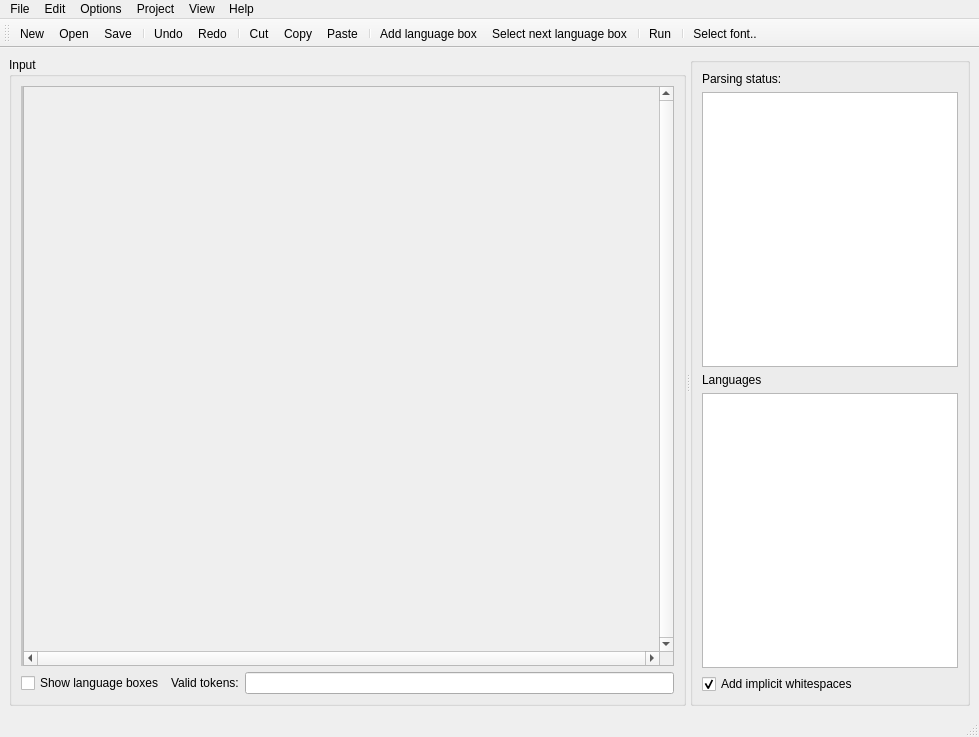
Qt form lib/eco/gui/newgui.ui (softdevteam/eco) before a commit.
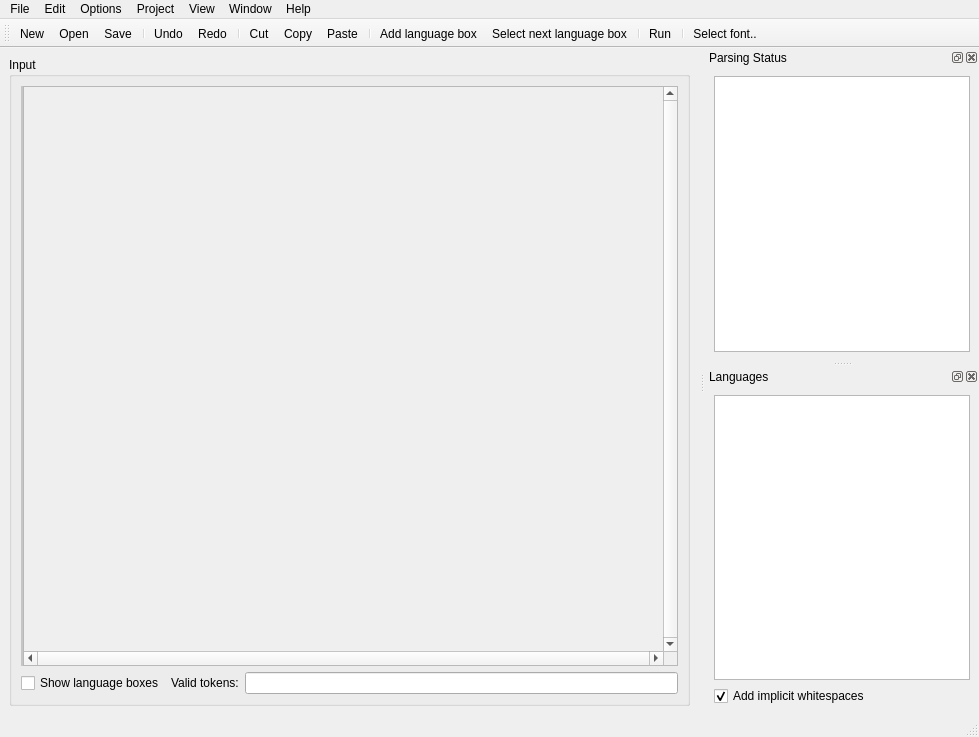
The same form after that commit. Icons and pictures are not drawn. Custom widgets are drawn as their Qt base class.

Commit message: exit; new file; dockable windows

```diff
--- a/lib/eco/gui/newgui.ui
+++ b/lib/eco/gui/newgui.ui
@@ -244,7 +244,7 @@
               <rect>
                <x>0</x>
                <y>0</y>
-               <width>616</width>
+               <width>624</width>
                <height>556</height>
               </rect>
              </property>
@@ -397,75 +397,6 @@
         </item>
        </layout>
       </widget>
-      <widget class="QGroupBox" name="groupBox_3">
-       <property name="sizePolicy">
-        <sizepolicy hsizetype="Preferred" vsizetype="Preferred">
-         <horstretch>0</horstretch>
-         <verstretch>0</verstretch>
-        </sizepolicy>
-       </property>
-       <property name="title">
-        <string/>
-       </property>
-       <layout class="QVBoxLayout" name="verticalLayout">
-        <item>
-         <widget class="QLabel" name="label_3">
-          <property name="sizePolicy">
-           <sizepolicy hsizetype="Minimum" vsizetype="Preferred">
-            <horstretch>0</horstretch>
-            <verstretch>0</verstretch>
-           </sizepolicy>
-          </property>
-          <property name="text">
-           <string>Parsing status:</string>
-          </property>
-         </widget>
-        </item>
-        <item>
-         <widget class="QListWidget" name="list_parsingstatus">
-          <property name="sizePolicy">
-           <sizepolicy hsizetype="Minimum" vsizetype="Expanding">
-            <horstretch>0</horstretch>
-            <verstretch>0</verstretch>
-           </sizepolicy>
-          </property>
-         </widget>
-        </item>
-        <item>
-         <widget class="QLabel" name="label_4">
-          <property name="sizePolicy">
-           <sizepolicy hsizetype="Minimum" vsizetype="Preferred">
-            <horstretch>0</horstretch>
-            <verstretch>0</verstretch>
-           </sizepolicy>
-          </property>
-          <property name="text">
-           <string>Languages</string>
-          </property>
-         </widget>
-        </item>
-        <item>
-         <widget class="QListWidget" name="list_languages">
-          <property name="sizePolicy">
-           <sizepolicy hsizetype="Minimum" vsizetype="Expanding">
-            <horstretch>0</horstretch>
-            <verstretch>0</verstretch>
-           </sizepolicy>
-          </property>
-         </widget>
-        </item>
-        <item>
-         <widget class="QCheckBox" name="cb_add_implicit_ws">
-          <property name="text">
-           <string>Add implicit whitespaces</string>
-          </property>
-          <property name="checked">
-           <bool>true</bool>
-          </property>
-         </widget>
-        </item>
-       </layout>
-      </widget>
      </widget>
     </item>
    </layout>
@@ -530,11 +461,17 @@
     <addaction name="actionAdd_language_box"/>
     <addaction name="actionSelect_next_language_box"/>
    </widget>
+   <widget class="QMenu" name="menuWindow">
+    <property name="title">
+     <string>Window</string>
+    </property>
+   </widget>
    <addaction name="menuFile"/>
    <addaction name="menuEdit"/>
    <addaction name="menuOptions"/>
    <addaction name="menuPoject"/>
    <addaction name="menuView"/>
+   <addaction name="menuWindow"/>
    <addaction name="menuInfo"/>
   </widget>
   <widget class="QStatusBar" name="statusbar"/>
@@ -572,6 +509,60 @@
    <addaction name="separator"/>
    <addaction name="actionSelect_font"/>
   </widget>
+  <widget class="QDockWidget" name="dockWidget_2">
+   <property name="windowTitle">
+    <string>Parsing Status</string>
+   </property>
+   <attribute name="dockWidgetArea">
+    <number>2</number>
+   </attribute>
+   <widget class="QWidget" name="dockWidgetContents_2">
+    <layout class="QHBoxLayout" name="horizontalLayout_5">
+     <item>
+      <widget class="QListWidget" name="list_parsingstatus">
+       <property name="sizePolicy">
+        <sizepolicy hsizetype="Minimum" vsizetype="Expanding">
+         <horstretch>0</horstretch>
+         <verstretch>0</verstretch>
+        </sizepolicy>
+       </property>
+      </widget>
+     </item>
+    </layout>
+   </widget>
+  </widget>
+  <widget class="QDockWidget" name="dockWidget_3">
+   <property name="windowTitle">
+    <string>Languages</string>
+   </property>
+   <attribute name="dockWidgetArea">
+    <number>2</number>
+   </attribute>
+   <widget class="QWidget" name="dockWidgetContents_3">
+    <layout class="QVBoxLayout" name="verticalLayout_3">
+     <item>
+      <widget class="QListWidget" name="list_languages">
+       <property name="sizePolicy">
+        <sizepolicy hsizetype="Minimum" vsizetype="Expanding">
+         <horstretch>0</horstretch>
+         <verstretch>0</verstretch>
+        </sizepolicy>
+       </property>
+      </widget>
+     </item>
+     <item>
+      <widget class="QCheckBox" name="cb_add_implicit_ws">
+       <property name="text">
+        <string>Add implicit whitespaces</string>
+       </property>
+       <property name="checked">
+        <bool>true</bool>
+       </property>
+      </widget>
+     </item>
+    </layout>
+   </widget>
+  </widget>
   <action name="actionImport">
    <property name="icon">
     <iconset theme="document-import">
```
Left out of the diff: 11 changed lines with no effect on the pictures. The commit also changes 2 other files.
